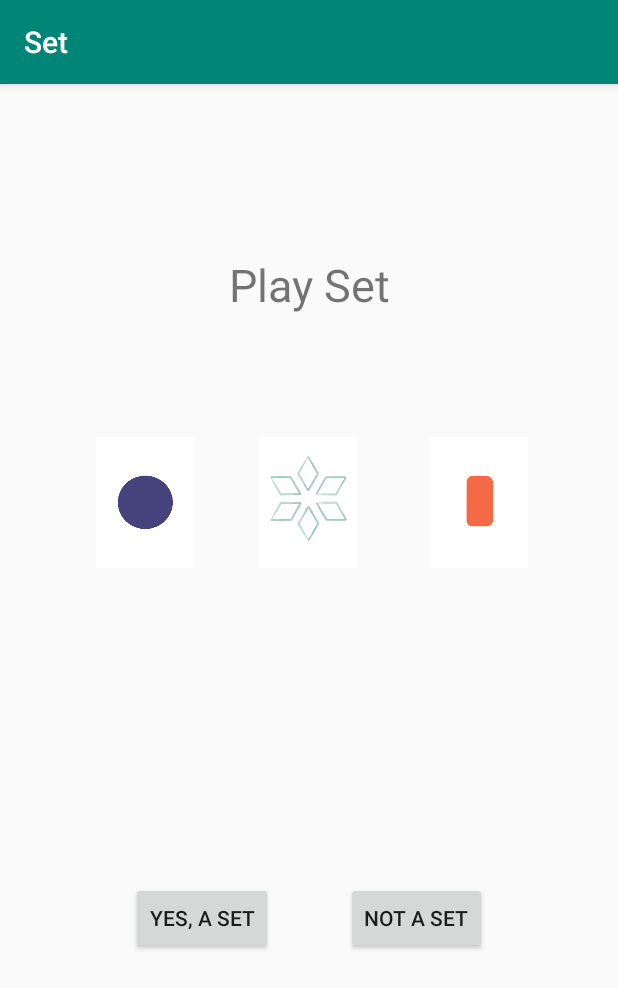
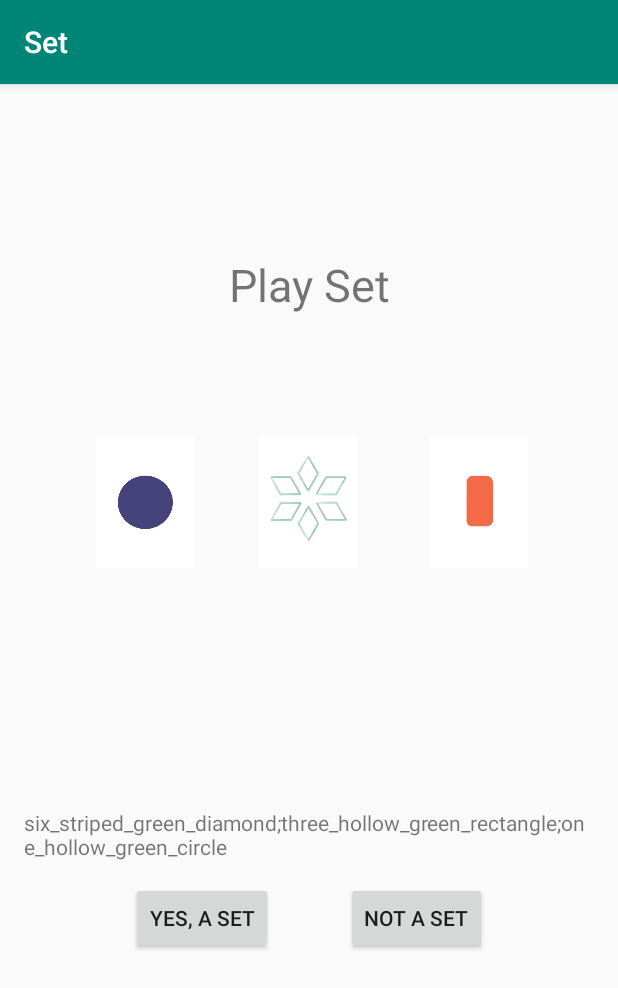
Before and after one commit to allison-silverpine/set, an Android app: the screen it shows after launch (MainActivity), on a phone screen of 412 x 824 dp. Shown: the top 988 px of the screen. Run offline under Robolectric (Android 15) with nearby library versions, the phone set to English and light mode, and no system bars.

Commit message:
Add deck creation and card draw

```diff
--- a/app/src/main/java/com/example/set/MainActivity.kt
+++ b/app/src/main/java/com/example/set/MainActivity.kt
@@ -5,10 +5,12 @@ import android.os.Bundle
 import android.widget.Button
 import android.widget.ImageView
 import android.widget.TextView
+import com.example.set.models.Deck
 import java.util.*
 
 class MainActivity : AppCompatActivity() {
 
+    private val deck : Deck = Deck()
     private lateinit var card1 : ImageView
     private lateinit var card2 : ImageView
     private lateinit var card3 : ImageView
@@ -53,6 +55,15 @@ class MainActivity : AppCompatActivity() {
         yesButton.setOnClickListener{ yesButton() }
         noButton = findViewById(R.id.not_set_button)
         noButton.setOnClickListener{ noButton() }
+
+        val resultText : TextView = findViewById(R.id.set_result)
+        val testDeck = deck.drawCards()
+        if (testDeck.isNotEmpty()){
+            resultText.text = testDeck.joinToString(";")
+        }
+        else{
+            resultText.text = "No more cards left!"
+        }
     }
 
     private fun yesButton()
--- /dev/null
+++ b/app/src/main/java/com/example/set/models/Deck.kt
@@ -0,0 +1,36 @@
+package com.example.set.models
+
+import java.util.*
+
+class Deck{
+    private lateinit var deck : MutableList<String>
+
+    init{ createDeck() }
+
+    private fun createDeck() {
+        deck = mutableListOf()
+        val numbers = listOf("one", "three", "six")
+        val patterns = listOf("solid", "hollow", "striped")
+        val colors = listOf("orange", "blue", "green")
+        val shapes = listOf("circle", "diamond", "rectangle")
+
+        for (number in numbers){
+            for (pattern in patterns){
+                for (color in colors){
+                    for (shape in shapes){
+                        deck.add(listOf(number, pattern, color, shape).joinToString("_"))
+                    }
+                }
+            }
+        }
+        deck.shuffle()
+    }
+
+    fun drawCards() : List<String>{
+        if ( deck.size == 0) return listOf()
+        val card1 = deck.removeAt(deck.size-1)
+        val card2 = deck.removeAt(deck.size-1)
+        val card3 = deck.removeAt(deck.size-1)
+        return listOf(card1, card2, card3)
+    }
+}
```
